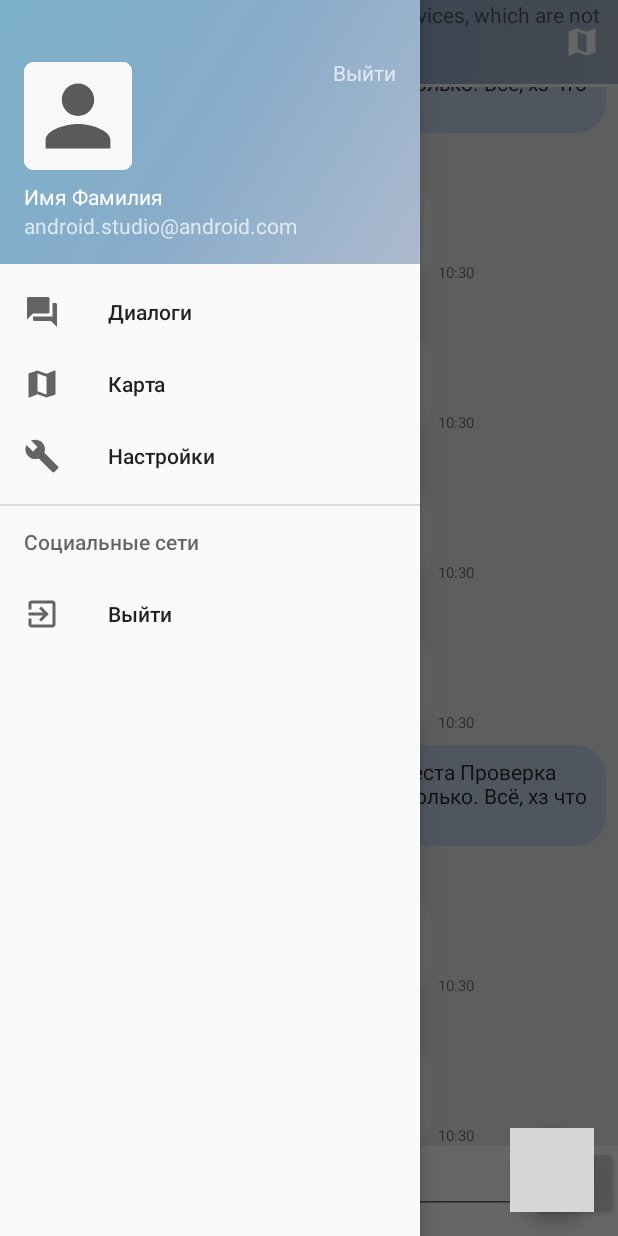
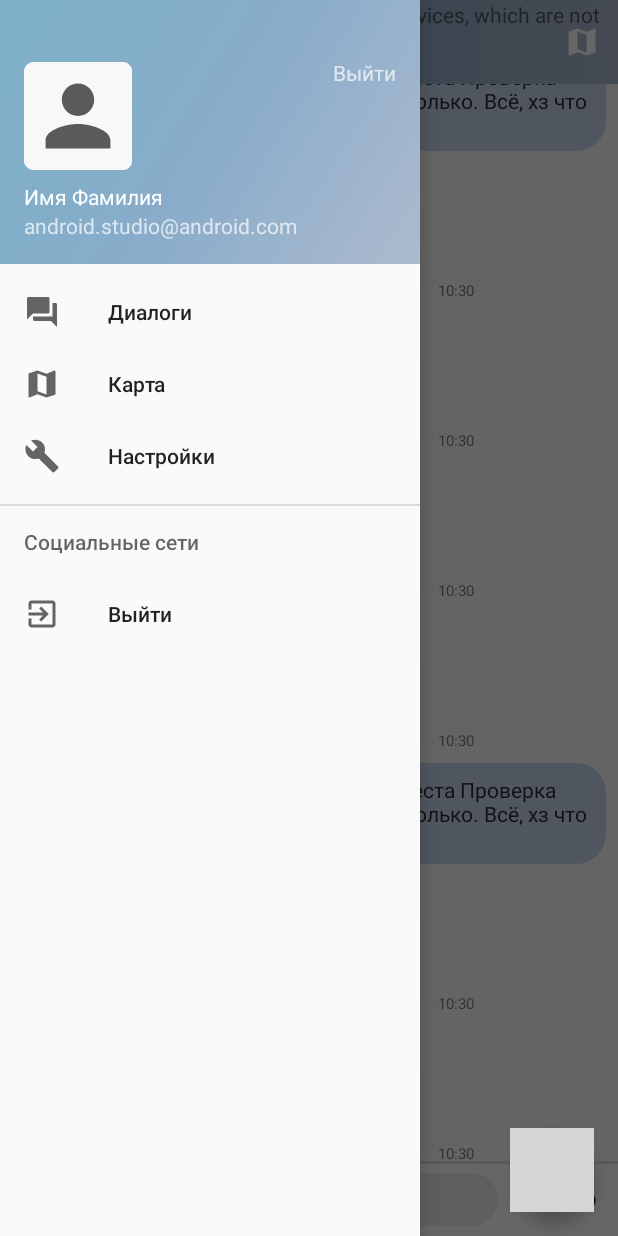
Before and after one commit to itkreydo/dpsApplication, an Android app: the fragment FragmentDialog placed in its activity, with the side drawer open, on a phone screen of 412 x 824 dp. Run offline under Robolectric (Android 15) with nearby library versions, the phone set to English and light mode, and no system bars; grey boxes are pictures that could not be loaded.

Commit message:
Стиль строки ввода сообщений и Дима пидр с ошибками хз

```diff
--- /dev/null
+++ b/app/src/main/java/com/example/shadr/navdrawer/MessageListAdapter.java
@@ -0,0 +1,122 @@
+package com.example.shadr.navdrawer;
+
+import android.content.Context;
+import android.support.v7.widget.RecyclerView;
+import android.view.LayoutInflater;
+import android.view.View;
+import android.view.ViewGroup;
+import android.widget.ImageView;
+import android.widget.TextView;
+
+import com.example.shadr.navdrawer.models.Message;
+
+import java.util.ArrayList;
+import java.util.List;
+
+public class MessageListAdapter extends RecyclerView.Adapter {
+    private static final int VIEW_TYPE_MESSAGE_SENT = 1;
+    private static final int VIEW_TYPE_MESSAGE_RECEIVED = 2;
+
+    private Context mContext;
+    private ArrayList<Message> mMessageList;
+
+    public MessageListAdapter(Context context, ArrayList<Message> messageList) {
+        mContext = context;
+        mMessageList = messageList;
+    }
+
+    @Override
+    public int getItemCount() {
+        return mMessageList.size();
+    }
+
+    // Determines the appropriate ViewType according to the sender of the message.
+    @Override
+    public int getItemViewType(int position) {
+        Message message = (Message) mMessageList.get(position);
+
+        if (message.getType()==Message.TYPE_MESSAGE_SENT) {
+            // If the current user is the sender of the message
+            return VIEW_TYPE_MESSAGE_SENT;
+        } else {
+            // If some other user sent the message
+            return VIEW_TYPE_MESSAGE_RECEIVED;
+        }
+    }
+
+    // Inflates the appropriate layout according to the ViewType.
+    @Override
+    public RecyclerView.ViewHolder onCreateViewHolder(ViewGroup parent, int viewType) {
+        View view;
+
+        if (viewType == VIEW_TYPE_MESSAGE_SENT) {
+            view = LayoutInflater.from(parent.getContext())
+                    .inflate(R.layout.item_message_sent, parent, false);
+            return new SentMessageHolder(view);
+        } else if (viewType == VIEW_TYPE_MESSAGE_RECEIVED) {
+            view = LayoutInflater.from(parent.getContext())
+                    .inflate(R.layout.item_message_received, parent, false);
+            return new ReceivedMessageHolder(view);
+        }
+
+        return null;
+    }
+
+    // Passes the message object to a ViewHolder so that the contents can be bound to UI.
+    @Override
+    public void onBindViewHolder(RecyclerView.ViewHolder holder, int position) {
+        Message message = (Message) mMessageList.get(position);
+
+        switch (holder.getItemViewType()) {
+            case VIEW_TYPE_MESSAGE_SENT:
+                ((SentMessageHolder) holder).bind(message);
+                break;
+            case VIEW_TYPE_MESSAGE_RECEIVED:
+                ((ReceivedMessageHolder) holder).bind(message);
+        }
+    }
+
+    private class SentMessageHolder extends RecyclerView.ViewHolder {
+        TextView messageText, timeText;
+
+        SentMessageHolder(View itemView) {
+            super(itemView);
+
+            messageText = (TextView) itemView.findViewById(R.id.text_message_body);
+            timeText = (TextView) itemView.findViewById(R.id.text_message_time);
+        }
+
+        void bind(Message message) {
+            messageText.setText(message.getMessage());
+
+            // Format the stored timestamp into a readable String using method.
+            timeText.setText(message.getDateCreatedAt_time());
+        }
+    }
+
+    private class ReceivedMessageHolder extends RecyclerView.ViewHolder {
+        TextView messageText, timeText, nameText;
+        ImageView profileImage;
+
+        ReceivedMessageHolder(View itemView) {
+            super(itemView);
+
+            messageText = (TextView) itemView.findViewById(R.id.text_message_body);
+            timeText = (TextView) itemView.findViewById(R.id.text_message_time);
+            nameText = (TextView) itemView.findViewById(R.id.text_message_name);
+           // profileImage = (ImageView) itemView.findViewById(R.id.image_message_profile);
+        }
+
+        void bind(Message message) {
+            messageText.setText(message.getMessage());
+
+            // Format the stored timestamp into a readable String using method.
+            timeText.setText(message.getDateCreatedAt_time());
+
+            nameText.setText(message.getSender().getNickname());
+
+            // Insert the profile image from the URL into the ImageView.
+           // Utils.displayRoundImageFromUrl(mContext, message.getSender().getProfileUrl(), profileImage);
+        }
+    }
+}
--- a/app/src/main/java/com/example/shadr/navdrawer/fragment/FragmentDialog.java
+++ b/app/src/main/java/com/example/shadr/navdrawer/fragment/FragmentDialog.java
@@ -3,12 +3,15 @@
 import android.net.Uri;
 import android.os.Bundle;
 import android.support.v4.app.Fragment;
+import android.support.v7.widget.LinearLayoutManager;
+import android.support.v7.widget.RecyclerView;
 import android.view.LayoutInflater;
 import android.view.View;
 import android.view.ViewGroup;
 import android.widget.ListView;
 import android.widget.SimpleAdapter;
 
+import com.example.shadr.navdrawer.MessageListAdapter;
 import com.example.shadr.navdrawer.R;
 import com.example.shadr.navdrawer.MessageAdapter;
 import com.example.shadr.navdrawer.models.Message;
@@ -36,10 +39,12 @@
     private String mParam1;
     private String mParam2;
     // имена атрибутов для Map
-    ListView lvSimple;
-    SimpleAdapter sAdapter;
+
     MessageAdapter mAdapter;
     ArrayList<Message> messagesData;
+    private RecyclerView mMessageRecycler;
+    private MessageListAdapter mMessageAdapter;
+
     Message m;
     private OnFragmentInteractionListener mListener;
 
@@ -77,7 +82,7 @@
         messagesData = new ArrayList<Message>();
 
         //Генерируем сообщения, потом будем брать из бд
-        for (int i = 1; i < 100; i++) {
+        for (int i = 1; i < 1000; i++) {
             User u = new User();
             u.setNickname("Иванов Иван "+i);
             int type = (i%5==2) ? Message.TYPE_MESSAGE_SENT : Message.TYPE_MESSAGE_RECEIVED;
@@ -85,9 +90,7 @@
             messagesData.add(m);
         }
 
-
-        //Создаем свой кастомизированный адаптер
-        mAdapter = new MessageAdapter(getContext(), messagesData);
+        mMessageAdapter = new MessageListAdapter(getContext(), messagesData);
 
         // определяем список и присваиваем ему адаптер
 
@@ -96,11 +99,12 @@
     @Override
     public View onCreateView(LayoutInflater inflater, ViewGroup container,
                              Bundle savedInstanceState) {
-        View v = inflater.inflate(R.layout.chat, container, false);
-        lvSimple = (ListView) v.findViewById(R.id.lv);
-        lvSimple.setDivider(null);
-        lvSimple.setAdapter(mAdapter);
-        // Inflate the layout for this fragment
+        View v = inflater.inflate(R.layout.chat_recycler_view, container, false);
+        mMessageRecycler = (RecyclerView) v.findViewById(R.id.reyclerview_message_list);
+        LinearLayoutManager linlayoutManager = new LinearLayoutManager(getContext());
+        linlayoutManager.setStackFromEnd(true);
+        mMessageRecycler.setLayoutManager(linlayoutManager);
+        mMessageRecycler.setAdapter(mMessageAdapter);
         return v;
 
     }
@@ -112,16 +116,6 @@
         }
     }
 
-//    @Override
-//    public void onAttach(Context context) {
-//        super.onAttach(context);
-//        if (context instanceof OnFragmentInteractionListener) {
-//            mListener = (OnFragmentInteractionListener) context;
-//        } else {
-//            throw new RuntimeException(context.toString()
-//                    + " must implement OnFragmentInteractionListener");
-//        }
-//    }
 
     @Override
     public void onDetach() {
--- a/app/src/main/res/values/colors.xml
+++ b/app/src/main/res/values/colors.xml
@@ -15,5 +15,6 @@
     <color name="colorMessageText">#2B2B2B</color>
     <color name="colorMessageSentBackground">@color/colorMessageSentBackgroundBlue</color>
     <color name="colorMessageRecievedBackground">#F7F7F7</color>
+    <color name="colorEditTextChat">#eeeeee</color>
 
 </resources>
```
Also changed, not shown: app/src/main/res/drawable/rounded_edit_text_chat.xml (added, +14 -0 lines), app/src/main/res/layout/chat_recycler_view.xml (added, +73 -0 lines).
